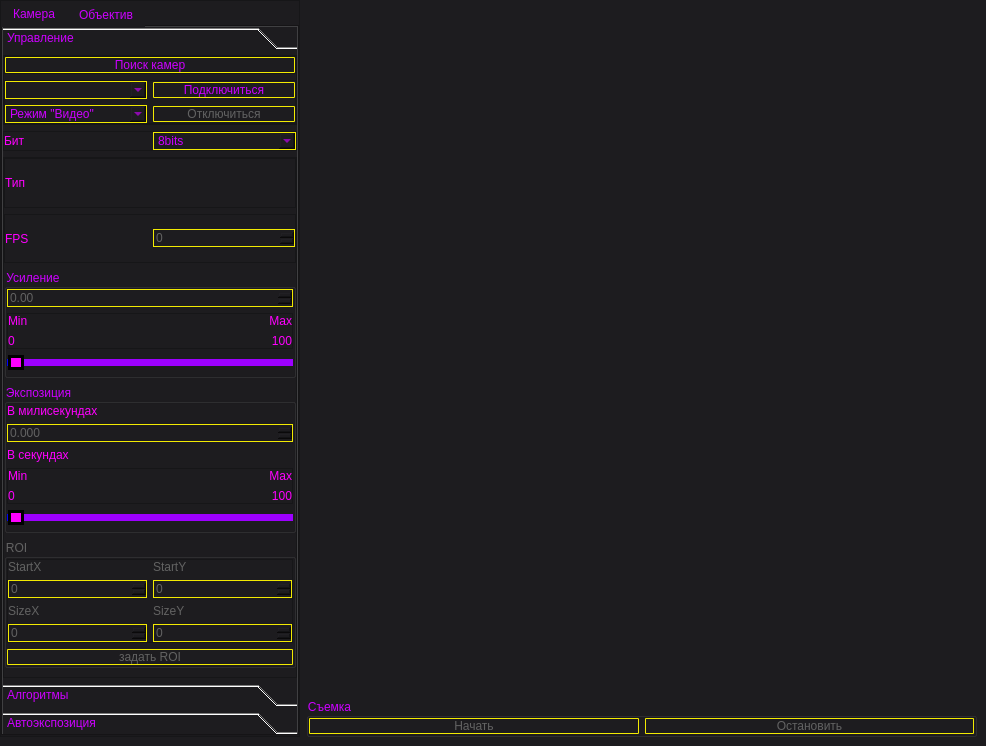
This is project/mainwindow.ui in H4KC3R/AlgoDemon as Qt 5 draws it before an edit. The edited form follows.
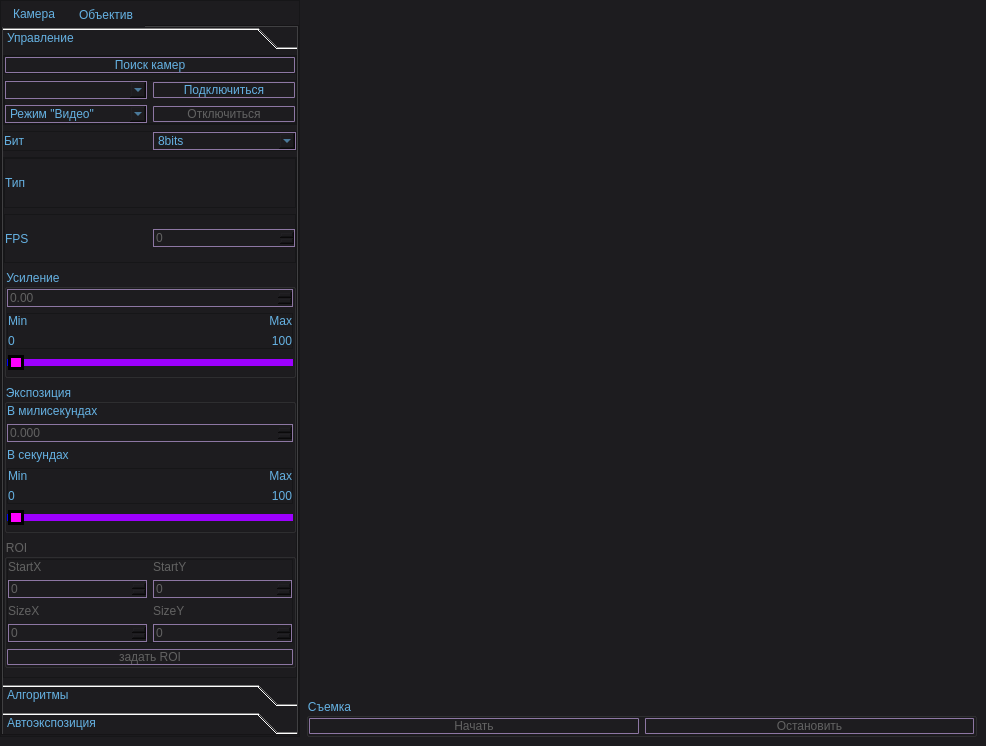
This is the edited form. Icons and pictures are not drawn.

Commit message: style sheet changed

The edit to the form file:
```diff
--- a/project/mainwindow.ui
+++ b/project/mainwindow.ui
@@ -33,49 +33,46 @@
    <property name="font">
     <font>
      <family>Segoe UI</family>
-     <pointsize>10</pointsize>
+     <pointsize>12</pointsize>
      <italic>false</italic>
      <bold>false</bold>
     </font>
    </property>
    <property name="styleSheet">
-    <string notr="true">* {
-	background-color: #1d1c1f;
-	font: 10pt &quot;Segoe UI&quot;;
+    <string notr="true">* {	
+    background-color: #1d1c1f;	font: 12pt &quot;Segoe UI&quot;;
 }
 
-*:disabled{
+*:disabled {    
     color: rgb(98, 98, 98);
 }
 
-QLineEdit {
-	border-radius: 10px;
-	border: 2px solid #FF00CC;
+QLineEdit {	
+    border-radius: 1px;	border: 1px solid #8D77A3;
 }
 
-QWidget {
-	color: #CC00FF;
+QWidget {	
+    color: #65B1E2;
 }
 
 QLabel {
-	color: #FF00FF;
+    color: #65B1E2;
 }
 
-QComboBox {
-	border: 1px solid #F2EA02;
+QComboBox {	
+    border: 1px solid #8D77A3;
 }
 
-QDoubleSpinBox {
-	border: 1px solid #F2EA02;
+QDoubleSpinBox {	
+    border: 1px solid #8D77A3;
 }
 
-QSpinBox {
-	border: 1px solid #F2EA02;
+QSpinBox {	
+    border: 1px solid #8D77A3;
 }
 
-QPushButton {
-	border-radius: 1px;
-	border: 1px solid #F2EA02;
+QPushButton {	
+    border-radius: 1px;	border: 1px solid #8D77A3;
 }
 
 QPushButton:hover {
@@ -85,38 +82,37 @@
 QPushButton:pressed {
 background-color: #888;
 }
-
 QSlider::groove:horizontal {
-border: 1px solid #9D00FF;
-height: 5px;
-border-radius: 3px;
+    border: 1px solid #9D00FF;
+    height: 5px;
+    border-radius: 3px;
 }
 
-QSlider::handle:horizontal{
-background: #FF00FF;
-    border: 3px solid black;
-	width: 10px;
-	height: 5px;
+QSlider::handle:horizontal {
+    background: #FF00FF;    
+    border: 3px solid black;	
+    width: 10px;	
+    height: 5px;    
     margin: -5px 0;
 }
 
 QSlider::add-page:qlineargradient {
-background: #9D00FF;
-border-top-right-radius: 9px;
-border-bottom-right-radius: 9px;
-border-top-left-radius: 0px;
-border-bottom-left-radius: 0px;
+    background: #9D00FF;
+    border-top-right-radius: 9px;
+    border-bottom-right-radius: 9px;
+    border-top-left-radius: 0px;
+    border-bottom-left-radius: 0px;
 }
 
 QSlider::sub-page:qlineargradient {
-background: blue;
-border-top-right-radius: 0px;
-border-bottom-right-radius: 0px;
-border-top-left-radius: 9px;
-border-bottom-left-radius: 9px;
+    background: blue;
+    border-top-right-radius: 0px;
+    border-bottom-right-radius: 0px;
+    border-top-left-radius: 9px;
+    border-bottom-left-radius: 9px;
 }
 
-QTabBar::tab  {
+QTabBar::tab  {   
     background: #1d1c1f;
 }</string>
    </property>
@@ -216,8 +212,8 @@
                <rect>
                 <x>0</x>
                 <y>0</y>
-                <width>280</width>
-                <height>640</height>
+                <width>291</width>
+                <height>724</height>
                </rect>
               </property>
               <attribute name="label">
```
Left out of the diff: 12 changed lines with no effect on the pictures. The commit also changes 1 other file.
